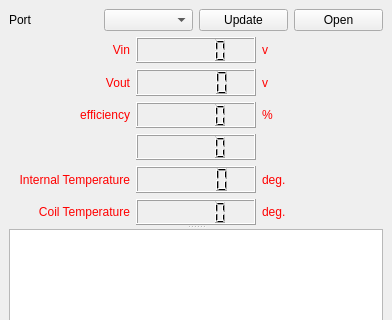
The window that watt_up.ui (shunyas/watt_up) describes before a commit, drawn with Qt 5; both pictures show x 0 to 392 and y 0 to 320 of the 392 by 472 pixel window.
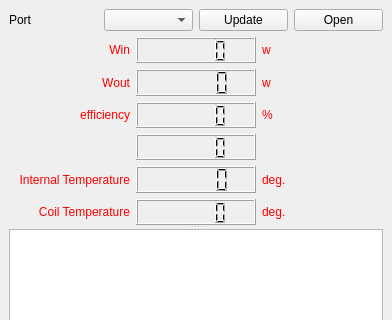
The same window after the commit.

Diff of the .ui file:
```diff
--- a/watt_up.ui
+++ b/watt_up.ui
@@ -61,7 +61,7 @@
              <string notr="true">color: rgb(255, 0, 0)</string>
             </property>
             <property name="text">
-             <string>Vin</string>
+             <string>Win</string>
             </property>
             <property name="textFormat">
              <enum>Qt::AutoText</enum>
@@ -80,7 +80,7 @@
              <string notr="true">color: rgb(255, 0, 0)</string>
             </property>
             <property name="text">
-             <string>v</string>
+             <string>w</string>
             </property>
            </widget>
           </item>
@@ -93,7 +93,7 @@
              <string notr="true">color: rgb(255, 0, 0)</string>
             </property>
             <property name="text">
-             <string>Vout</string>
+             <string>Wout</string>
             </property>
             <property name="textFormat">
              <enum>Qt::AutoText</enum>
@@ -112,7 +112,7 @@
              <string notr="true">color: rgb(255, 0, 0)</string>
             </property>
             <property name="text">
-             <string>v</string>
+             <string>w</string>
             </property>
            </widget>
           </item>
```
